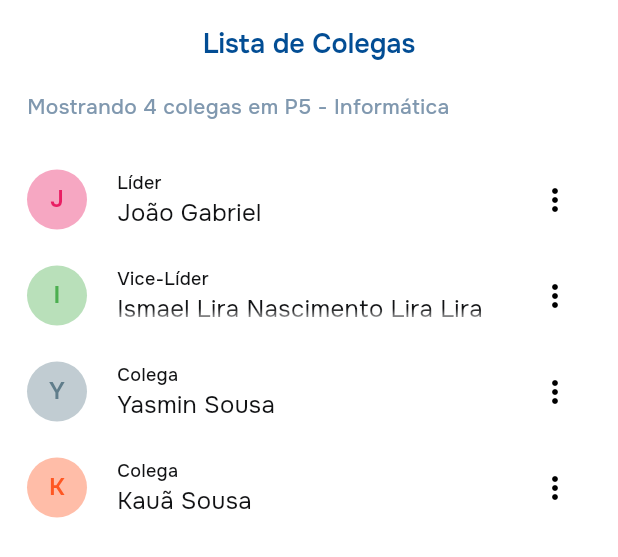
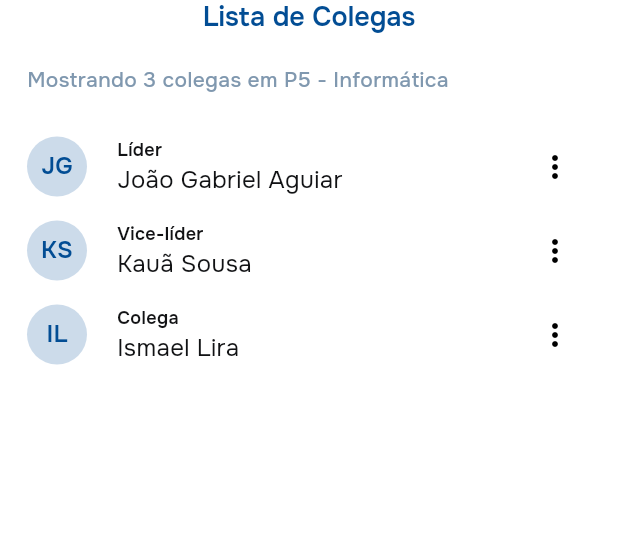
Before and after one commit to BenTech-CE/classhub-app, a Flutter app: the ListMembersSheet widget shown alone on an empty page, opened directly, on a phone screen of 412 x 824 dp. Shown: the top 557 px of the screen. Run offline on Flutter 3.47's test engine with Material 3 defaults, Android fonts, the light colour scheme and no system bars; our stand-ins replace auto_size_text, confetti, dotted_border, email_validator, expandable, flutter_colorpicker and 2 more; missing offline and left inert: mmkv; accounts and stored records are empty; network calls fail.

Commit message:
Ajustes na visualização de membros

```diff
--- a/lib/core/utils/role.dart
+++ b/lib/core/utils/role.dart
@@ -13,6 +13,16 @@ enum Role {
     } catch (_) {
       return null;
     }
+  }
+
+  String get name {
+    return switch (value) {
+      0 => "Colega",
+      5 => "Líder",
+      4 => "Vice-líder",
+      3 => "Contribuidor",
+      _ => "Colega",
+    };
   }
 
   // Operador maior que (>)
--- /dev/null
+++ b/lib/models/class/management/class_member_model.dart
@@ -0,0 +1,25 @@
+import 'package:classhub/core/utils/role.dart';
+
+class ClassMemberModel {
+  final String id;
+  final String name;
+  final String profilePicture;
+  final Role role;
+
+  ClassMemberModel({
+    required this.id,
+    required this.name,
+    required this.profilePicture,
+    required this.role
+  });
+
+  factory ClassMemberModel.fromJson(Map<String, dynamic> json) {
+    return ClassMemberModel(
+      id: json['id'],
+      name: json['name'],
+      profilePicture: json['profile_picture'] ?? "https://ui-avatars.com/api/?name=${json['name']}&background=random",
+      role: Role.fromInt(json['role']) ?? Role.colega
+    );
+  }
+
+}
--- a/lib/views/classes/sheets/list_members.dart
+++ b/lib/views/classes/sheets/list_members.dart
@@ -1,4 +1,7 @@
 import 'package:classhub/core/theme/sizes.dart';
+import 'package:classhub/core/utils/role.dart';
+import 'package:classhub/core/utils/util.dart';
+import 'package:classhub/models/class/management/class_member_model.dart';
 import 'package:classhub/views/classes/sheets/create_class_sheet.dart';
 import 'package:classhub/views/classes/sheets/join_class_sheet.dart';
 import 'package:classhub/views/classes/widgets/member_card_widget.dart';
@@ -13,11 +16,33 @@ class ListMembersSheet extends StatefulWidget {
 }
 
 class _ListMembersSheetState extends State<ListMembersSheet> {
+
+  final _membersList = [
+    ClassMemberModel.fromJson({
+      "id": "uuid-do-lider-1",
+      "name": "João Gabriel Aguiar",
+      "profile_picture": null,
+      "role": 5
+    },),
+    ClassMemberModel.fromJson({
+      "id": "uuid-do-lider-2",
+      "name": "Kauã Sousa",
+      "profile_picture": null,
+      "role": 4
+    },),
+    ClassMemberModel.fromJson({
+      "id": "uuid-do-3",
+      "name": "Ismael Lira",
+      "profile_picture": null,
+      "role": 0
+    },)
+  ];
+
   @override
   Widget build(BuildContext context) {
     return SafeArea(
       child: Container(
-        padding: EdgeInsets.all(sPadding),
+        padding: const EdgeInsets.symmetric(horizontal: sPadding),
         child: Column(
           crossAxisAlignment: CrossAxisAlignment.stretch,
           spacing: sSpacing,
@@ -31,20 +56,15 @@ class _ListMembersSheetState extends State<ListMembersSheet> {
               textAlign: TextAlign.center,
             ),
             Text(
-              "Mostrando 4 colegas em P5 - Informática",
+              "Mostrando ${_membersList.length} colegas em P5 - Informática",
               style: TextStyle(color: cColorText2Azul),
               textAlign: TextAlign.left,
             ), // se quiser espaço entre os textos e a lista
             Expanded(
               // solução do problema
               child: ListView(
-                padding: EdgeInsets.all(0),
-                children: const [
-                  MemberCardWidget(name: "João Gabriel", role: "Líder", color: Colors.pink,),
-                  MemberCardWidget(name: "Ismael Lira Nascimento Lira Lira Lira Lira Lira Lira Lira Lira Lira Lira Lira Lira Lira ", role: "Vice-Líder", color: Colors.green,),
-                  MemberCardWidget(name: "Yasmin Sousa", role: "Colega", color: Colors.blueGrey,),
-                  MemberCardWidget(name: "Kauã Sousa", role: "Colega", color: Colors.deepOrange),
-                ],
+                padding: EdgeInsets.zero,
+                children: _membersList.map((member) => MemberCardWidget(member: member, color: generateMaterialColor(cColorPrimary))).toList()
               ),
             ),
           ],
--- a/lib/views/classes/widgets/member_card_widget.dart
+++ b/lib/views/classes/widgets/member_card_widget.dart
@@ -1,37 +1,45 @@
+import 'package:classhub/core/extensions/string.dart';
 import 'package:classhub/core/theme/colors.dart';
 import 'package:classhub/core/theme/sizes.dart';
+import 'package:classhub/models/class/management/class_member_model.dart';
 import 'package:flutter/material.dart';
 import 'package:hugeicons/hugeicons.dart';
 
 class MemberCardWidget extends StatelessWidget {
-  final String name;
-  final String role;
-  final Color color;
-  //final String iconeInicial;
+  final ClassMemberModel member;
+  final MaterialColor color;
 
   const MemberCardWidget({
     super.key,
-    required this.name,
-    required this.role,
-    required this.color,
-    //required this.iconeInicial,
+    required this.member,
+    required this.color
   });
 
   @override
   Widget build(BuildContext context) {
     return Container(
-      padding: EdgeInsets.symmetric(vertical: 8),
+      padding: const EdgeInsets.symmetric(vertical: 4),
       child: Row(
         crossAxisAlignment: CrossAxisAlignment.center,
         spacing: sSpacing,
         children: [
           CircleAvatar(
             radius: 20, // Define o raio do círculo
-            backgroundColor: color.withAlpha(100), // Define a cor de fundo
-            child: Text(name[0],
-                overflow: TextOverflow.clip,
-                style: TextStyle(
-                    color: color.withAlpha(255))), // Conteúdo dentro do círculo
+            backgroundColor: color.shade100, // Define a cor de fundo
+            child: Text(
+              (() {
+                final initials = member.name
+                    .trim()
+                    .split(' ')
+                    .map((sobrenome) => sobrenome[0].toCapitalized())
+                    .join();
+                return initials.length > 2
+                    ? initials.substring(0, 2)
+                    : initials;
+              })(),
+              overflow: TextOverflow.clip,
+              style: TextStyle(color: color),
+            ), // Conteúdo dentro do círculo
           ),
           Expanded(
             //O Expanded ocupa todo o espaço possível, até o fim da linha. Assim, o IconButton fica lá no final - sem precisar de Spacer()!
@@ -40,14 +48,14 @@ class MemberCardWidget extends StatelessWidget {
               mainAxisAlignment: MainAxisAlignment.center,
               children: [
                 Text(
-                  role,
+                  member.role.name,
                   style: TextStyle(
                       fontSize: 12,
-                      fontWeight: FontWeight.w500,
+                      fontWeight: FontWeight.w600,
                       color: cColorText1),
                 ),
                 Text(
-                  name,
+                  member.name,
                   style: TextStyle(
                       fontSize: 16,
                       fontWeight: FontWeight.w400,
--- a/lib/views/classes/widgets/new_post_widget.dart
+++ b/lib/views/classes/widgets/new_post_widget.dart
@@ -130,8 +130,16 @@ class _NewPostWidgetState extends State<NewPostWidget> {
         spacing: 12,
         children: [
           CircleAvatar(
-            backgroundColor: widget.classColor, radius: 22,
-            foregroundImage: NetworkImage("https://ui-avatars.com/api/?name=$uname&background=random"),
+            radius: 20, // Define o raio do círculo
+            backgroundColor: widget.classColor.shade100, // Define a cor de fundo
+            child: Text(
+                (() {
+                  final initials = uname.trim().split(' ').map((sobrenome) => sobrenome[0].toCapitalized()).join();
+                  return initials.length > 2 ? initials.substring(0, 2) : initials;
+                })(),
+                overflow: TextOverflow.clip,
+                style: TextStyle(
+                    color: widget.classColor)), // Conteúdo dentro do círculo
           ),
           Expanded(
             child: Container(
--- a/lib/views/classes/widgets/post_alert_widget.dart
+++ b/lib/views/classes/widgets/post_alert_widget.dart
@@ -44,7 +44,25 @@ class _PostAlertWidgetState extends State<PostAlertWidget> {
             child: Row(
               spacing: 12,
               children: [
-                CircleAvatar(backgroundColor: widget.classColor.shade200, foregroundImage: widget.post.author.profilePicture != null ? NetworkImage(widget.post.author.profilePicture!) : null,),
+                CircleAvatar(
+                  radius: 20, // Define o raio do círculo
+                  backgroundColor:
+                      widget.classColor.shade100, // Define a cor de fundo
+                  child: Text(
+                    (() {
+                      final initials = widget.post.author.name
+                          .trim()
+                          .split(' ')
+                          .map((sobrenome) => sobrenome[0].toCapitalized())
+                          .join();
+                      return initials.length > 2
+                          ? initials.substring(0, 2)
+                          : initials;
+                    })(),
+                    overflow: TextOverflow.clip,
+                    style: TextStyle(color: widget.classColor),
+                  ), // Conteúdo dentro do círculo
+                ),
                 Column(
                   mainAxisAlignment: MainAxisAlignment.center,
                   crossAxisAlignment: CrossAxisAlignment.start,
```
